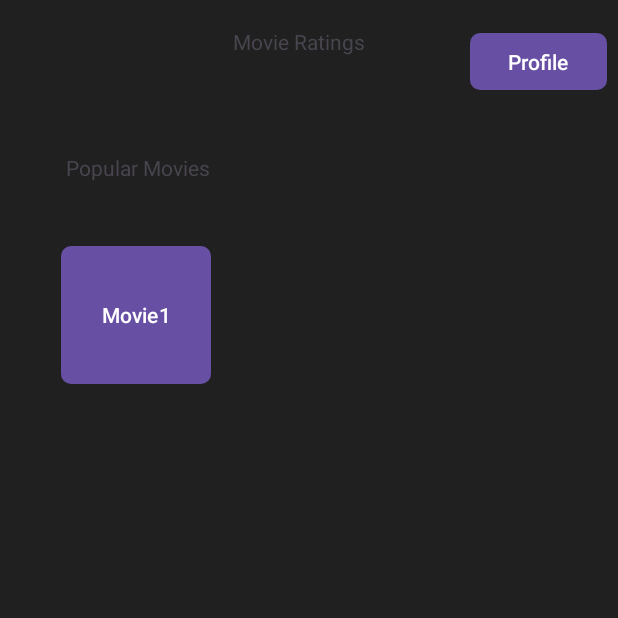
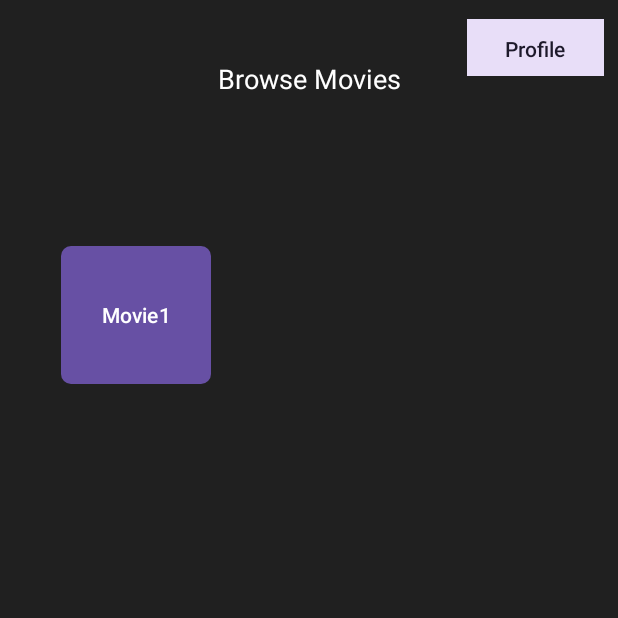
Before and after one commit to tomkeane282/MSDProject, an Android app: the screen it shows after launch (MainActivity), on a phone screen of 412 x 824 dp, the top half of it. Run offline under Robolectric (Android 15) with nearby library versions, the phone set to English and light mode, and no system bars; our stand-ins replace Room's generated code.

Commit message:
buttons styled

```diff
--- a/app/src/main/java/com/example/msdproject/MainActivity.java
+++ b/app/src/main/java/com/example/msdproject/MainActivity.java
@@ -9,9 +9,12 @@ import android.content.Intent;
 import android.graphics.Color;
 import android.os.Bundle;
 import android.util.Log;
+import android.util.TypedValue;
+import android.view.Gravity;
 import android.view.View;
 import android.widget.Button;
 import android.widget.LinearLayout;
+import android.widget.TextView;
 
 import com.example.msdproject.database.AppDatabase;
 import com.example.msdproject.database.Movie;
@@ -70,7 +73,36 @@ public class MainActivity extends AppCompatActivity {
 
     private void createButtonsForMovies(List<Movie> movies) {
         ConstraintSet constraintSet = new ConstraintSet();
-        int previousButtonId = ConstraintSet.PARENT_ID; // Start with the parent ID
+        int previousViewId = ConstraintSet.PARENT_ID; // Start with the parent ID
+
+        // Create and configure the TextView for the "List of Movies" title
+        TextView titleTextView = new TextView(this);
+        titleTextView.setId(View.generateViewId()); // Generate a unique ID
+        titleTextView.setText("Browse Movies");
+        titleTextView.setTextSize(TypedValue.COMPLEX_UNIT_SP, 18); // Example text size
+        titleTextView.setTextColor(Color.WHITE); // Set text color
+        titleTextView.setGravity(Gravity.CENTER);
+        titleTextView.setPadding(0, 60, 0, 42);
+
+
+        // Set the layout parameters for the TextView
+        ConstraintLayout.LayoutParams titleParams = new ConstraintLayout.LayoutParams(
+                ConstraintLayout.LayoutParams.MATCH_PARENT,
+                ConstraintLayout.LayoutParams.WRAP_CONTENT
+        );
+        titleTextView.setLayoutParams(titleParams);
+
+        // Add the TextView to the ConstraintLayout
+        constraintLayout.addView(titleTextView);
+
+        // Set up constraints for the TextView
+        constraintSet.clone(constraintLayout);
+        constraintSet.connect(titleTextView.getId(), ConstraintSet.TOP, ConstraintSet.PARENT_ID, ConstraintSet.TOP, 0);
+        constraintSet.connect(titleTextView.getId(), ConstraintSet.LEFT, ConstraintSet.PARENT_ID, ConstraintSet.LEFT, 0);
+        constraintSet.connect(titleTextView.getId(), ConstraintSet.RIGHT, ConstraintSet.PARENT_ID, ConstraintSet.RIGHT, 0);
+        constraintSet.applyTo(constraintLayout);
+
+        previousViewId = titleTextView.getId(); // Set the ID of the TextView as the previous view for the first button
 
         for (Movie movie : movies) {
             Button button = new Button(this);
@@ -85,6 +117,7 @@ public class MainActivity extends AppCompatActivity {
             );
             button.setLayoutParams(params);
 
+            // Set text color to white and background color to dark grey
             button.setTextColor(Color.WHITE);
             button.setBackgroundColor(Color.DKGRAY);
 
@@ -93,9 +126,8 @@ public class MainActivity extends AppCompatActivity {
             // Clone the current constraints to modify them
             constraintSet.clone(constraintLayout);
 
-            // Connect the top of the button to the bottom of the previous button without any margin
-            constraintSet.connect(button.getId(), ConstraintSet.TOP, previousButtonId,
-                    previousButtonId == ConstraintSet.PARENT_ID ? ConstraintSet.TOP : ConstraintSet.BOTTOM);
+            // Connect the top of the button to the bottom of the previous view
+            constraintSet.connect(button.getId(), ConstraintSet.TOP, previousViewId, ConstraintSet.BOTTOM, 0);
 
             // Connect the button's left and right to the parent's left and right
             constraintSet.connect(button.getId(), ConstraintSet.LEFT, ConstraintSet.PARENT_ID, ConstraintSet.LEFT, 0);
@@ -104,9 +136,10 @@ public class MainActivity extends AppCompatActivity {
             // Apply the constraints
             constraintSet.applyTo(constraintLayout);
 
-            previousButtonId = button.getId(); // Update previousButtonId for the next iteration
+            previousViewId = button.getId(); // Update previousViewId for the next iteration
         }
     }
+
 
 
     private void openMovieDetailActivity(Movie movie) {
--- a/app/src/main/res/layout/activity_main.xml
+++ b/app/src/main/res/layout/activity_main.xml
@@ -11,16 +11,18 @@
 
     <Button
         android:id="@+id/profileButton"
+        style="@style/Widget.Material3.Button.TonalButton"
         android:layout_width="91dp"
-        android:layout_height="46dp"
+        android:layout_height="38dp"
+        android:background="#007bc2"
         android:text="Profile"
         app:cornerRadius="10px"
         app:layout_constraintBottom_toBottomOf="parent"
         app:layout_constraintEnd_toEndOf="parent"
-        app:layout_constraintHorizontal_bias="0.978"
+        app:layout_constraintHorizontal_bias="0.97"
         app:layout_constraintStart_toStartOf="parent"
         app:layout_constraintTop_toTopOf="parent"
-        app:layout_constraintVertical_bias="0.023" />
+        app:layout_constraintVertical_bias="0.016" />
 
     <Button
         android:id="@+id/Movie1Button"
@@ -35,27 +37,4 @@
         app:layout_constraintTop_toTopOf="parent"
         app:layout_constraintVertical_bias="0.221" />
 
-    <TextView
-        android:id="@+id/textView"
-        android:layout_width="wrap_content"
-        android:layout_height="wrap_content"
-        android:text="Popular Movies"
-        app:layout_constraintBottom_toBottomOf="parent"
-        app:layout_constraintEnd_toEndOf="parent"
-        app:layout_constraintHorizontal_bias="0.14"
-        app:layout_constraintStart_toStartOf="parent"
-        app:layout_constraintTop_toTopOf="parent"
-        app:layout_constraintVertical_bias="0.127" />
-
-    <TextView
-        android:id="@+id/textView2"
-        android:layout_width="101dp"
-        android:layout_height="48dp"
-        android:text="Movie Ratings"
-        app:layout_constraintBottom_toBottomOf="parent"
-        app:layout_constraintEnd_toEndOf="parent"
-        app:layout_constraintStart_toStartOf="parent"
-        app:layout_constraintTop_toTopOf="parent"
-        app:layout_constraintVertical_bias="0.023" />
-
 </androidx.constraintlayout.widget.ConstraintLayout>
--- a/app/src/main/res/layout/activity_movie_detail.xml
+++ b/app/src/main/res/layout/activity_movie_detail.xml
@@ -10,7 +10,7 @@
         android:id="@+id/tvTitle"
         android:layout_width="wrap_content"
         android:layout_height="wrap_content"
-        android:textSize="18sp"
+        android:textSize="24sp"
         android:textStyle="bold"/>
 
     <TextView
```
